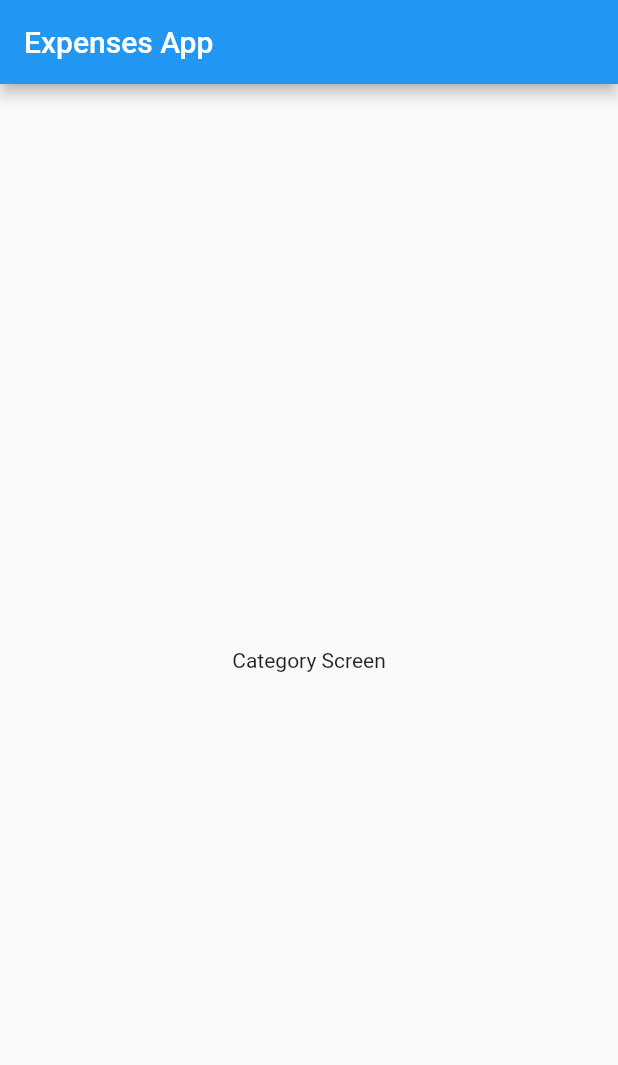
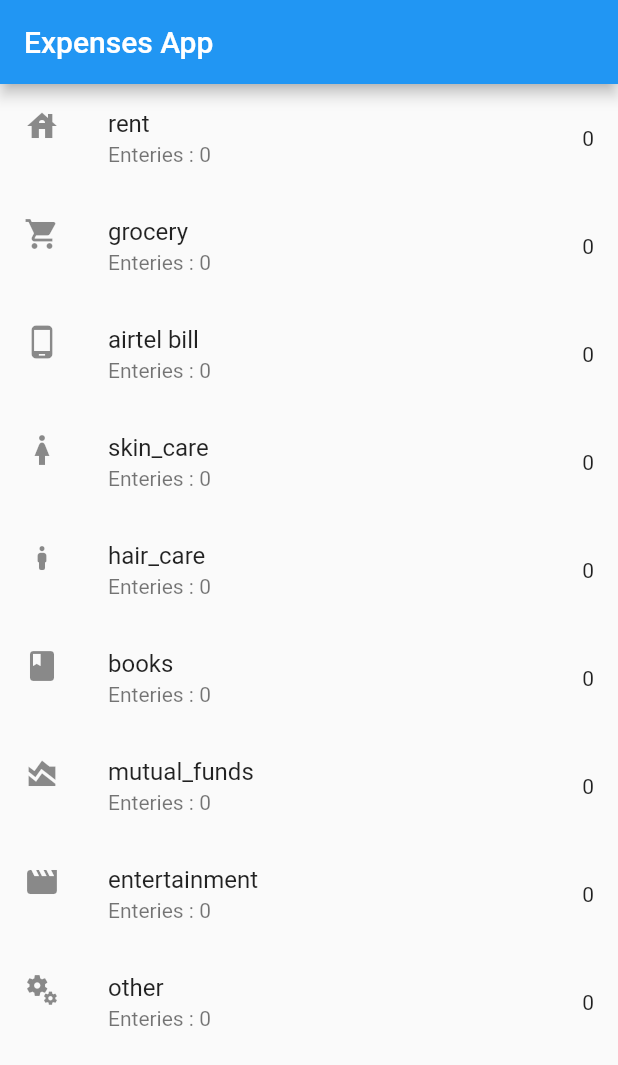
Before and after one commit to Saurav-Ganguly/sqflite_common_ffi_with_provider, a Flutter app: the screen it shows after launch, on a phone screen of 412 x 824 dp. Shown: the top 1065 px of the screen. Run offline on Flutter 3.47's test engine with Material 2 defaults, Android fonts, the phone set to English and light mode, and no system bars; our stand-ins replace sqflite_common_ffi; accounts and stored records are empty.

Commit message:
added the category_screen

```diff
--- a/lib/screens/category_screens.dart
+++ b/lib/screens/category_screens.dart
@@ -1,4 +1,5 @@
 import 'package:flutter/material.dart';
+import 'package:sqlflite_for_windows_with_provider/widgets/category_fetcher/category_fetcher.dart';
 
 class CategoryScreen extends StatelessWidget {
   const CategoryScreen({super.key});
@@ -12,7 +13,7 @@ class CategoryScreen extends StatelessWidget {
             'Expenses App',
           ),
         ),
-        body: const Center(child: Text('Category Screen')),
+        body: const CategoryFetcher(),
       ),
     );
   }
--- /dev/null
+++ b/lib/widgets/category_fetcher/category_fetcher.dart
@@ -0,0 +1,61 @@
+import 'package:flutter/material.dart';
+import 'package:provider/provider.dart';
+import 'package:sqlflite_for_windows_with_provider/modals/Category.dart';
+import 'package:sqlflite_for_windows_with_provider/modals/database_provider.dart';
+
+class CategoryFetcher extends StatefulWidget {
+  const CategoryFetcher({super.key});
+
+  @override
+  State<CategoryFetcher> createState() => _CategoryFetcherState();
+}
+
+class _CategoryFetcherState extends State<CategoryFetcher> {
+  //late List<Category> _categoryList;
+
+  Future<List<Category>> _getCategoryList() async {
+    //final provider = Provider.of<DatabaseProvider>(context, listen: false);
+    return await context.read<DatabaseProvider>().fetchCategories();
+  }
+
+  @override
+  Widget build(BuildContext context) {
+    return FutureBuilder(
+      future: _getCategoryList(),
+      builder: (context, snapshot) {
+        //if loading
+        if (snapshot.connectionState == ConnectionState.waiting) {
+          return const Center(
+            //adaptive for indicators as per the OS
+            child: CircularProgressIndicator.adaptive(),
+          );
+        }
+        //if error
+        if (snapshot.hasError) {
+          return Center(
+            child: Text(snapshot.error.toString()),
+          );
+        }
+        //get the data from snapshot
+        final data = snapshot.data;
+        //build the list according to the data
+        return ListView.builder(
+          itemCount: data!.length,
+          itemBuilder: (context, index) {
+            final categoryItem = data[index];
+            return ListTile(
+              leading: Icon(categoryItem.icon),
+              title: Text(categoryItem.title),
+              subtitle: Text(
+                'Enteries : ${categoryItem.enteries}',
+              ),
+              trailing: Text(
+                categoryItem.totalAmt.toString(),
+              ),
+            );
+          },
+        );
+      },
+    );
+  }
+}
--- a/pubspec.yaml
+++ b/pubspec.yaml
@@ -37,6 +37,7 @@ dependencies:
   cupertino_icons: ^1.0.2
   sqflite_common_ffi: ^2.3.0+2
   path: ^1.8.3
+  provider: ^6.0.5
 
 dev_dependencies:
   flutter_test:
```
Also changed, not shown: lib/main.dart (+13 -2 lines), lib/modals/database_provider.dart (+28 -4 lines), pubspec.lock.
